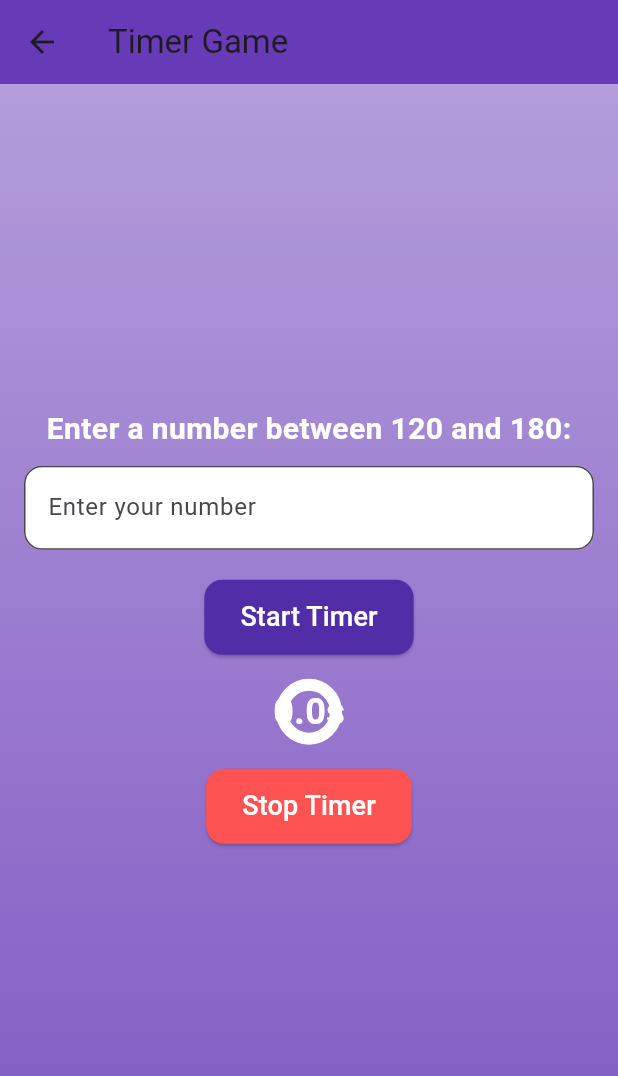
After one commit to kpatil1988/TGM_Flutter_IOS, a Flutter app: the TimerGame screen opened by its route, on a phone screen of 412 x 824 dp. The commit adds this screen. Shown: the top 1076 px of the screen. Run offline on Flutter 3.47's test engine with Material 3 defaults, Android fonts, the phone set to English and light mode, and no system bars; our stand-ins replace flutter_native_timezone, flutter_tts, geocoding, geolocator, image_picker, multi_select_flutter and 2 more; missing offline and left inert: health; accounts and stored records are empty; network calls fail.

Commit message:
activities added

```diff
--- /dev/null
+++ b/lib/screens/inAppActivities/timer_game.dart
@@ -0,0 +1,193 @@
+import 'dart:async';
+import 'package:flutter/material.dart';
+
+class TimerGame extends StatefulWidget {
+  const TimerGame({Key? key}) : super(key: key);
+
+  @override
+  _TimerGameState createState() => _TimerGameState();
+}
+
+class _TimerGameState extends State<TimerGame> {
+  final TextEditingController _controller = TextEditingController();
+  int? targetNumber; // The number input by the user
+  double timerValue = 0; // Current timer value (changed to double for fractional updates)
+  Timer? _timer; // Timer instance
+  String message = ""; // Message to show to the user
+  bool showSuccessAnimation = false; // To show success animation
+  double progress = 0; // Progress bar value
+
+  void startTimer() {
+    setState(() {
+      timerValue = 0;
+      progress = 0;
+      message = ""; // Clear any previous message
+      showSuccessAnimation = false; // Reset animation
+    });
+
+    _timer?.cancel(); // Cancel any existing timer
+    _timer = Timer.periodic(const Duration(milliseconds: 100), (timer) {
+      setState(() {
+        timerValue += 1; // Increment timer value by 0.1 seconds
+        progress = timerValue / ((targetNumber ?? 0) + 15); // Update progress bar
+      });
+
+      // Stop the timer automatically after targetNumber + 15 seconds
+      if (timerValue >= (targetNumber ?? 0) + 15) {
+        timer.cancel();
+        setState(() {
+          message = "Try Again! Timer restarted.";
+        });
+        startTimer(); // Restart the timer
+      }
+    });
+  }
+
+  void stopTimer() {
+    if (_timer != null && _timer!.isActive) {
+      _timer!.cancel(); // Stop the timer
+      if (timerValue.toInt() == targetNumber) {
+        setState(() {
+          message = "🎉 Congratulations! You stopped the timer at the correct time! 🎉";
+          showSuccessAnimation = true; // Trigger success animation
+        });
+      } else {
+        setState(() {
+          message = "❌ Try Again! Timer restarted.";
+        });
+        startTimer(); // Restart the timer
+      }
+    }
+  }
+
+  @override
+  void dispose() {
+    _timer?.cancel(); // Clean up the timer
+    _controller.dispose(); // Dispose of the text controller
+    super.dispose();
+  }
+
+  @override
+  Widget build(BuildContext context) {
+    return Scaffold(
+      appBar: AppBar(
+        title: const Text("Timer Game"),
+        backgroundColor: Colors.deepPurple,
+      ),
+      body: Container(
+        decoration: BoxDecoration(
+          gradient: LinearGradient(
+            colors: [Colors.deepPurple.shade200, Colors.deepPurple.shade400],
+            begin: Alignment.topCenter,
+            end: Alignment.bottomCenter,
+          ),
+        ),
+        child: Padding(
+          padding: const EdgeInsets.all(16.0),
+          child: Column(
+            mainAxisAlignment: MainAxisAlignment.center,
+            children: [
+              const Text(
+                "Enter a number between 120 and 180:",
+                style: TextStyle(
+                  fontSize: 20,
+                  fontWeight: FontWeight.bold,
+                  color: Colors.white,
+                ),
+              ),
+              const SizedBox(height: 10),
+              TextField(
+                controller: _controller,
+                keyboardType: TextInputType.number,
+                decoration: InputDecoration(
+                  border: OutlineInputBorder(
+                    borderRadius: BorderRadius.circular(12),
+                  ),
+                  filled: true,
+                  fillColor: Colors.white,
+                  hintText: "Enter your number",
+                ),
+              ),
+              const SizedBox(height: 20),
+              ElevatedButton(
+                onPressed: () {
+                  final input = int.tryParse(_controller.text);
+                  if (input != null && input >= 120 && input <= 180) {
+                    setState(() {
+                      targetNumber = input;
+                    });
+                    startTimer();
+                  } else {
+                    setState(() {
+                      message = "⚠️ Please enter a valid number between 120 and 180.";
+                    });
+                  }
+                },
+                style: ElevatedButton.styleFrom(
+                  backgroundColor: Colors.deepPurple.shade700,
+                  padding: const EdgeInsets.symmetric(horizontal: 24, vertical: 12),
+                  shape: RoundedRectangleBorder(
+                    borderRadius: BorderRadius.circular(12),
+                  ),
+                ),
+                child: const Text(
+                  "Start Timer",
+                  style: TextStyle(fontSize: 18, color: Colors.white),
+                ),
+              ),
+              const SizedBox(height: 20),
+              Stack(
+                alignment: Alignment.center,
+                children: [
+                  CircularProgressIndicator(
+                    value: progress,
+                    strokeWidth: 8,
+                    backgroundColor: Colors.white,
+                    valueColor: AlwaysStoppedAnimation<Color>(Colors.greenAccent),
+                  ),
+                  Text(
+                    "${timerValue.toStringAsFixed(1)}s",
+                    style: const TextStyle(
+                      fontSize: 24,
+                      fontWeight: FontWeight.bold,
+                      color: Colors.white,
+                    ),
+                  ),
+                ],
+              ),
+              const SizedBox(height: 20),
+              ElevatedButton(
+                onPressed: stopTimer,
+                style: ElevatedButton.styleFrom(
+                  backgroundColor: Colors.redAccent,
+                  padding: const EdgeInsets.symmetric(horizontal: 24, vertical: 12),
+                  shape: RoundedRectangleBorder(
+                    borderRadius: BorderRadius.circular(12),
+                  ),
+                ),
+                child: const Text(
+                  "Stop Timer",
+                  style: TextStyle(fontSize: 18, color: Colors.white),
+                ),
+              ),
+              const SizedBox(height: 20),
+              AnimatedOpacity(
+                opacity: showSuccessAnimation ? 1.0 : 0.0,
+                duration: const Duration(seconds: 1),
+                child: Text(
+                  message,
+                  style: TextStyle(
+                    fontSize: 18,
+                    fontWeight: FontWeight.bold,
+                    color: showSuccessAnimation ? Colors.greenAccent : Colors.redAccent,
+                  ),
+                  textAlign: TextAlign.center,
+                ),
+              ),
+            ],
+          ),
+        ),
+      ),
+    );
+  }
+}
```
Also changed, not shown: lib/main.dart (+9 -4 lines), lib/screens/inAppActivities/breathing_circle.dart (added, +52 -0 lines), lib/screens/inAppActivities/floating_feathers.dart (added, +101 -0 lines), lib/screens/inAppActivities/riplle_effect.dart (added, +95 -0 lines), lib/widgets/app_drawer.dart (+12 -3 lines).
